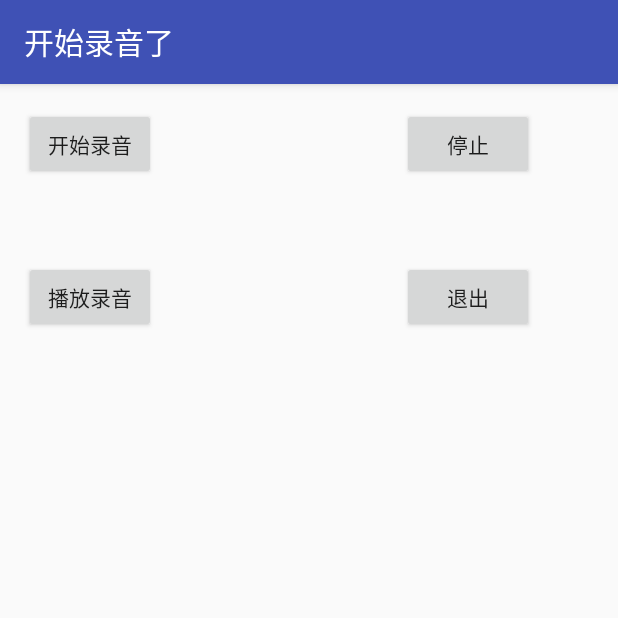
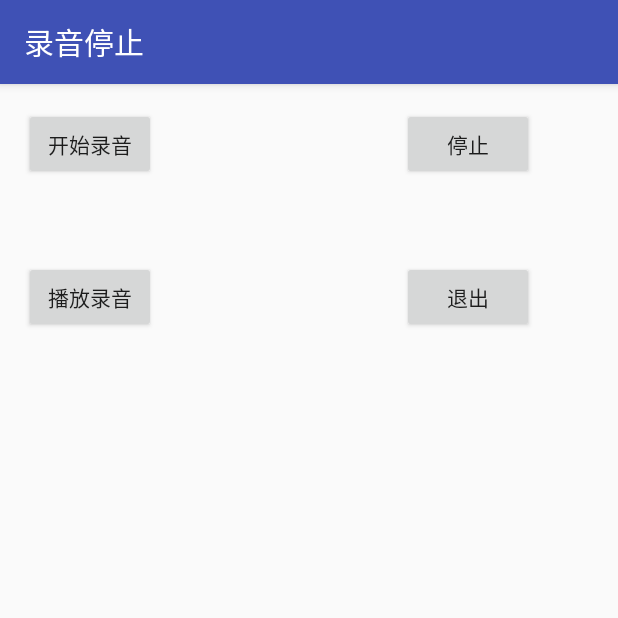
Before and after one commit to 18311023368/AndroidSpeexRecord, an Android app: the screen it shows after launch (MainActivity), after a tap on "停止", on a phone screen of 412 x 824 dp, the top half of it. Run offline under Robolectric (Android 15) with nearby library versions, the phone set to English and light mode, and no system bars; 1 other tap on this screen came first.

Commit message:
提交录音类

```diff
--- a/app/src/main/java/speexrecord/nyt/com/speexrecord/MainActivity.java
+++ b/app/src/main/java/speexrecord/nyt/com/speexrecord/MainActivity.java
@@ -52,8 +52,10 @@ public class MainActivity extends AppCompatActivity implements View.OnClickListe
                 this.setTitle("开始录音了");
                 break;
             case R.id.stop_record:
+                this.setTitle("录音停止");
                 break;
             case R.id.play_record:
+                this.setTitle("开始播放");
                 break;
             case R.id.finish:
                 break;
```
